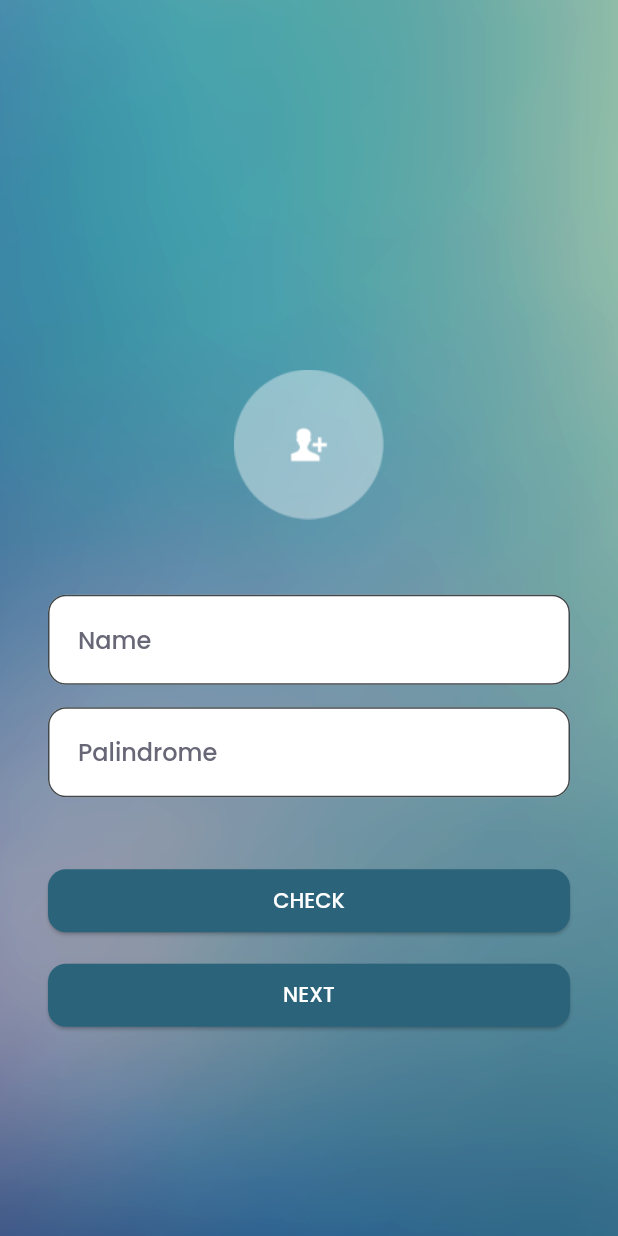
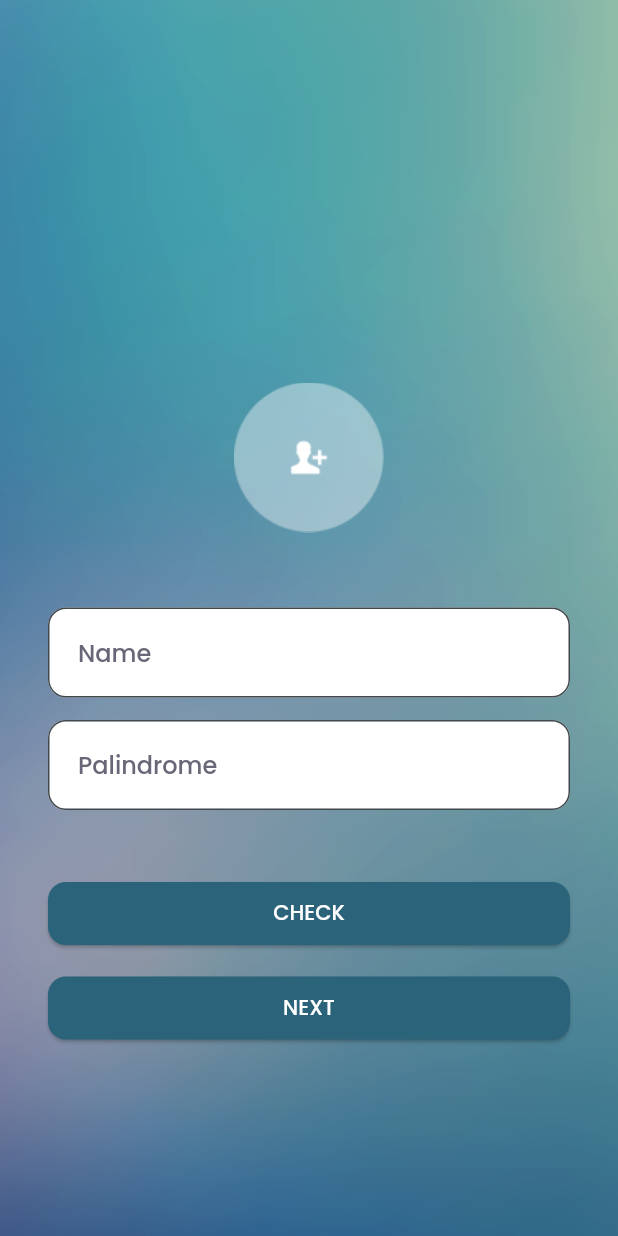
Before and after one commit to lyrihkaesa/flutter_km_test, a Flutter app: the screen it shows after launch, on a phone screen of 412 x 824 dp. Run offline on Flutter 3.47's test engine with Material 2 defaults, Android fonts, the phone set to English and light mode, and no system bars; our stand-ins replace google_fonts.

Commit message:
fix: allow internet release apk & padding

```diff
--- a/lib/first_screen.dart
+++ b/lib/first_screen.dart
@@ -59,11 +59,12 @@ class _FirstScreenState extends State<FirstScreen> {
           ),
         ),
         alignment: Alignment.center,
-        padding: const EdgeInsets.fromLTRB(32, 142, 32, 32),
+        padding: const EdgeInsets.fromLTRB(32, 15, 32, 15),
         child: SingleChildScrollView(
           child: Column(
             mainAxisAlignment: MainAxisAlignment.center,
             children: <Widget>[
+              const SizedBox(height: 127),
               const Image(image: AssetImage('assets/ic_photo.png'), width: 100, height: 100),
               const SizedBox(height: 50),
               TextField(
```
Also changed, not shown: 1 other file.
